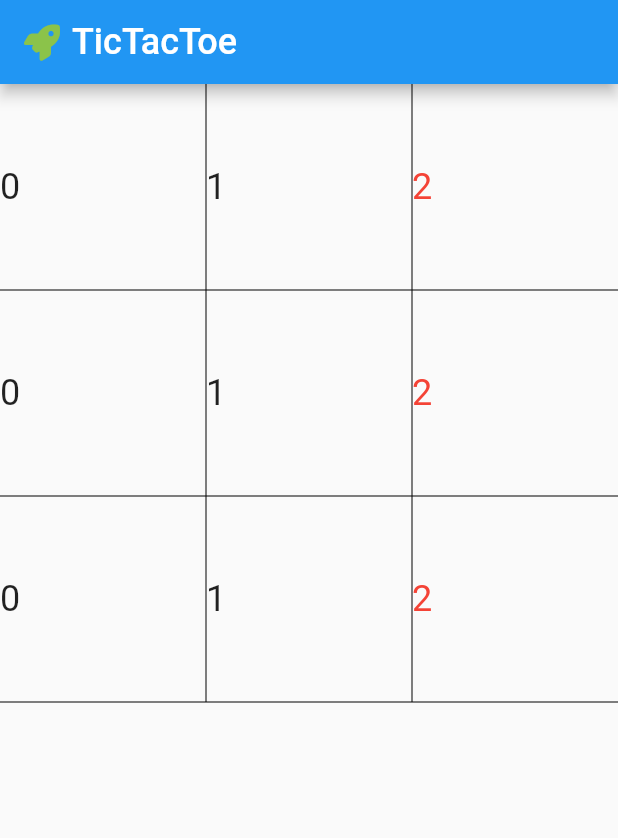
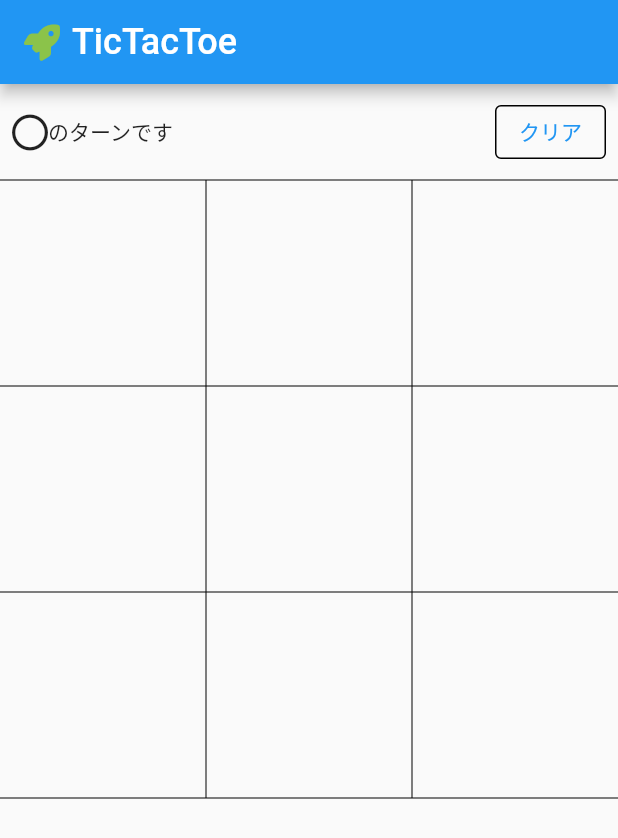
Before and after one commit to tatsukikane/tic_tac_toe, a Flutter app: the screen it shows after launch, on a phone screen of 412 x 824 dp. Shown: the top 838 px of the screen. Run offline on Flutter 3.47's test engine with Material 2 defaults, Android fonts, the light colour scheme and no system bars; our stand-ins replace font_awesome_flutter.

Commit message:
丸バツ表示追加

```diff
--- a/lib/main.dart
+++ b/lib/main.dart
@@ -1,5 +1,6 @@
 import 'package:flutter/material.dart';
 import 'package:font_awesome_flutter/font_awesome_flutter.dart';
+import 'package:tix_tac_toe/model.dart';
 
 void main() {
   runApp(const MyApp());
@@ -11,6 +12,7 @@
   @override
   Widget build(BuildContext context) {
     return MaterialApp(
+      debugShowCheckedModeBanner: false,
       title: 'TicTacToe',
       theme: ThemeData(
         primarySwatch: Colors.blue,
@@ -22,7 +24,6 @@
 
 class MyHomePage extends StatefulWidget {
   const MyHomePage({Key? key, required this.title}) : super(key: key);
-
   final String title;
 
   @override
@@ -30,13 +31,9 @@
 }
 
 class _MyHomePageState extends State<MyHomePage> {
-  int _counter = 0;
-
-  void _incrementCounter() {
-    setState(() {
-      _counter++;
-    });
-  }
+  //ターンの判断に利用する変数 フラグ管理
+  bool turnOfCircle = true;
+  List<PieaceStatus> statusList = List.filled(9, PieaceStatus.none);
 
   @override
   Widget build(BuildContext context) {
@@ -60,48 +57,78 @@
           ],
         ),
       ),
-      body: buildField(),
+      body: Column(
+        children: [
+          Padding(
+            padding: const EdgeInsets.all(8.0),
+            child: Row(
+              mainAxisAlignment: MainAxisAlignment.spaceBetween,
+              children:
+              [
+                Row(
+                  children: [
+                    turnOfCircle
+                    ? Icon(FontAwesomeIcons.circle)
+                    : Icon(Icons.clear),
+                    Text('のターンです'),
+                  ],
+                ),
+                OutlinedButton(
+                  style: OutlinedButton.styleFrom(
+                    side: BorderSide(
+                      // width: 2,
+                    )
+                  ),
+                  onPressed: (){},
+                  child: Text('クリア'),
+                )
+              ],
+            ),
+          ),
+          buildField(),
+        ],
+      ),
     );
   }
 
   Column buildField() {
     //縦の３列を作成するためのリスト
-    List<Widget> _columnChildren = [];
+    List<Widget> _columnChildren = [Divider(height: 0.0, color: Colors.black,)];
     //横の3列を作成するためのリスト
     List<Widget> _rowChildren = [];
 
+    //縦の列を作成するメソッド
     for(int h = 0; h < 3; h++){
-    //横の行を作成するループ文
+    //横の行を作成するメソッド
       for(int i = 0; i < 3; i++){
+        int _index = h * 3 + i;
         _rowChildren.add(
           Expanded(
-            child: AspectRatio(
-              aspectRatio: 1.0,
-              //条件分岐 i==2の時は ? 以下を実行 それ以外の時は : 以下を実行
-              child: i == 2
-                ? Row(
+            child: InkWell(
+              onTap: (){
+                if(statusList[_index] == PieaceStatus.none){
+                  //タップされた際のステータスの変更
+                  statusList[_index] = turnOfCircle ? PieaceStatus.circle : PieaceStatus.cross;
+                  //turnOfCircleがtrueならfalseに。falseならtrueに変更。
+                  turnOfCircle = !turnOfCircle;
+                };
+
+                //buildメソッドをサイド実行する
+                setState(() {
+
+                });
+              },
+              child: AspectRatio(
+                aspectRatio: 1.0,
+                //条件分岐 i==2の時は ? 以下を実行 それ以外の時は : 以下を実行
+                child: Row(
                   children: [
-                    Container(
-                      child: Text(
-                        '${i}',
-                        style: TextStyle(fontSize: 24, color: Colors.red),
-                      ),
+                    Expanded(
+                      child: buildContainer(statusList[_index]),
                     ),
+                    (i == 2) ? Container() : VerticalDivider(color: Colors.black, width: 0.0,),
                   ],
-                )
-                : Row(
-                children: [
-                  Expanded(
-                    child: Container(
-                      child: Text(
-                        '${i}',
-                        style: TextStyle(fontSize: 24),
-
-                      ),
-                    ),
-                  ),
-                  VerticalDivider(width: 0.0,color: Colors.black,),
-                ],
+                ),
               ),
             ),
           ),
@@ -114,14 +141,38 @@
 
     return Column(children: _columnChildren,);
   }
+
+  Container buildContainer(PieaceStatus pieaceStatus) {
+    switch(pieaceStatus){
+      case PieaceStatus.none:
+        return Container();
+        break;
+      case PieaceStatus.circle:
+        return Container(
+          child: Icon(FontAwesomeIcons.circle, size: 60,color: Colors.blue,),
+        );
+        break;
+      case PieaceStatus.cross:
+        return Container(
+          child: Icon(Icons.clear, size: 60, color: Colors.red,),
+        );
+        break;
+      default:
+      return Container();
+
+    }
+    return Container(
+      child: Icon(FontAwesomeIcons.circle, size: 60,),
+    );
+  }
 }
 
 //done todo アプリのタイトル変更
 //done todo フィールドのUIを作成
 //done todo フィールドのUI作成をメソッドを用いて簡潔に
-//todo ターンの表示とクリアボタンの作成
-//todo マス目をタップ可能にし、タップ時にターン切り替え
-//todo マス目タップでマルバツを表示
+//done todo ターンの表示とクリアボタンの作成
+//done todo マス目をタップ可能にし、タップ時にターン切り替え
+//todo done マス目タップでマルバツを表示
 //todo ゲームの勝敗のパターンを書き出す
 //todo ゲームの勝敗を判定可能に
 //todo リセットボタンタップでリスタート可能に
--- /dev/null
+++ b/lib/model.dart
@@ -0,0 +1,7 @@
+//enumは列挙型
+//複数の定数を一つのクラスとしてまとめている
+enum PieaceStatus {
+  none,
+  circle,
+  cross
+}
```
